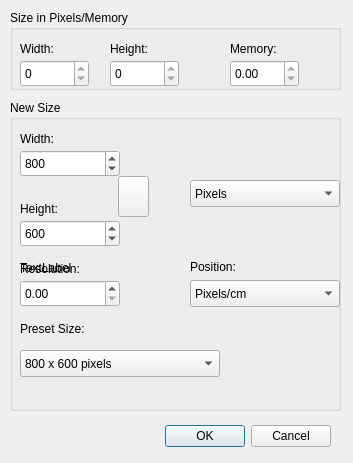
Old version of the form src/NewDialog.ui in the repository PhotoFlare/photoflare.
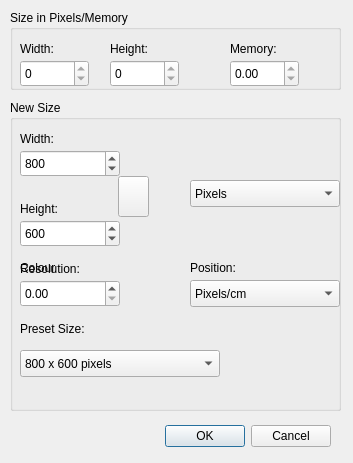
New version of the form. Icons and pictures are not drawn. Custom widgets are drawn as their Qt base class.

The edit to the form file:
```diff
--- a/src/NewDialog.ui
+++ b/src/NewDialog.ui
@@ -400,8 +400,8 @@
      <rect>
       <x>180</x>
       <y>160</y>
-      <width>47</width>
-      <height>13</height>
+      <width>61</width>
+      <height>16</height>
      </rect>
     </property>
     <property name="text">
@@ -419,7 +419,7 @@
     </rect>
    </property>
    <property name="text">
-    <string>TextLabel</string>
+    <string>Colour</string>
    </property>
   </widget>
   <zorder>groupBox_2</zorder>
```
